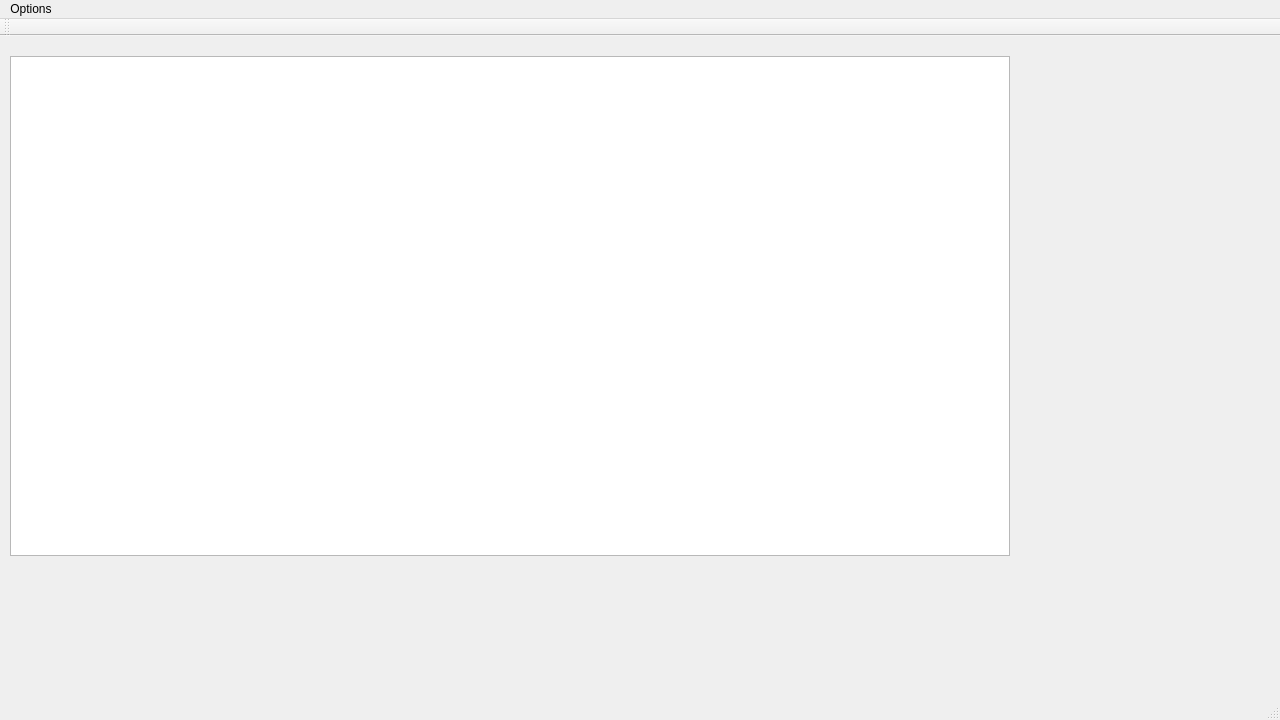
First picture: the form in ChatProgramSolution/ChatProgramProject/ChatProgramProject.ui, repository BobbyDMullinsIII/OS-MainlineProject2, before the edit.
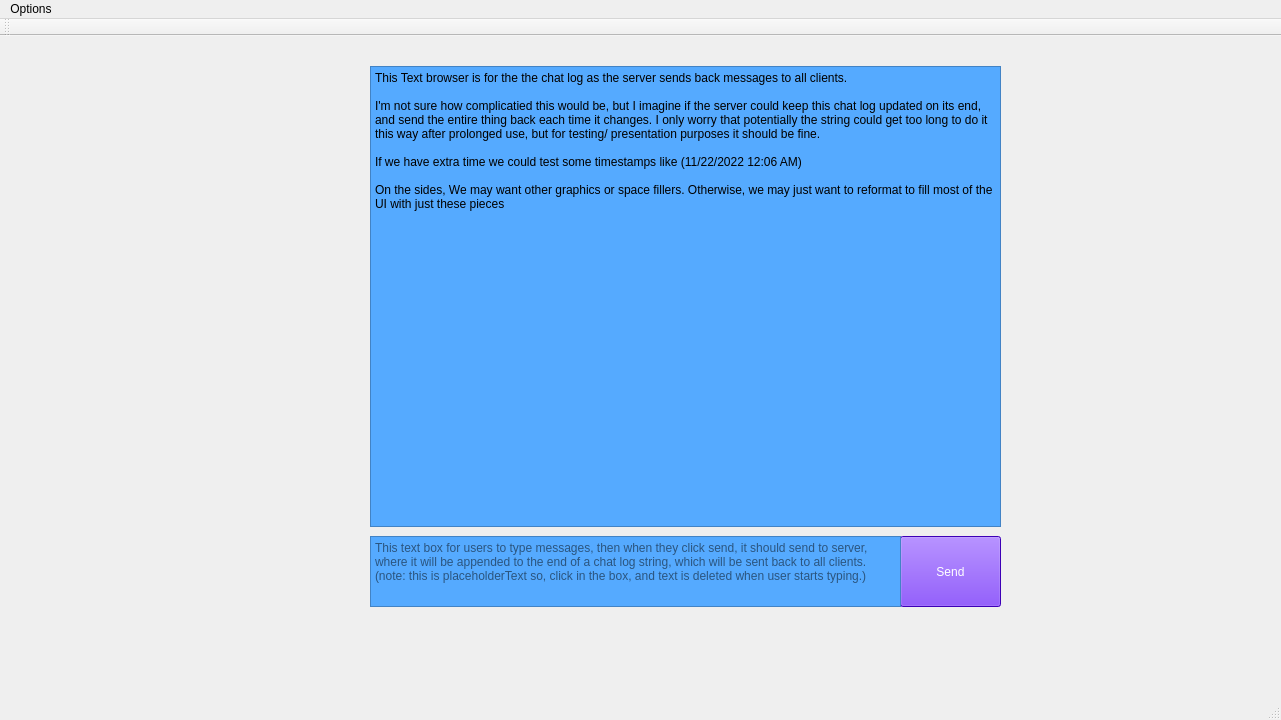
Second picture: the form after the edit.

The edit to the form file:
```diff
--- a/ChatProgramSolution/ChatProgramProject/ChatProgramProject.ui
+++ b/ChatProgramSolution/ChatProgramProject/ChatProgramProject.ui
@@ -6,25 +6,112 @@
    <rect>
     <x>0</x>
     <y>0</y>
-    <width>1280</width>
+    <width>1281</width>
     <height>720</height>
    </rect>
   </property>
   <property name="windowTitle">
    <string>ChatProgramProject</string>
   </property>
+  <property name="autoFillBackground">
+   <bool>true</bool>
+  </property>
   <property name="tabShape">
    <enum>QTabWidget::Rounded</enum>
   </property>
   <widget class="QWidget" name="centralWidget">
-   <widget class="QListWidget" name="chatDisplay">
+   <widget class="QWidget" name="horizontalLayoutWidget">
     <property name="geometry">
      <rect>
-      <x>10</x>
-      <y>20</y>
-      <width>1000</width>
-      <height>500</height>
+      <x>440</x>
+      <y>160</y>
+      <width>160</width>
+      <height>80</height>
      </rect>
+    </property>
+    <layout class="QHBoxLayout" name="horizontalLayout"/>
+   </widget>
+   <widget class="QPushButton" name="pushButton">
+    <property name="geometry">
+     <rect>
+      <x>900</x>
+      <y>500</y>
+      <width>101</width>
+      <height>71</height>
+     </rect>
+    </property>
+    <property name="styleSheet">
+     <string notr="true">background-color: rgb(85, 0, 255);
+color: qlineargradient(spread:pad, x1:0, y1:0, x2:1, y2:1, stop:0 rgba(255, 255, 255, 255), stop:1 rgba(255, 255, 255, 255));
+</string>
+    </property>
+    <property name="text">
+     <string>Send</string>
+    </property>
+   </widget>
+   <widget class="QTextEdit" name="textEdit">
+    <property name="geometry">
+     <rect>
+      <x>370</x>
+      <y>500</y>
+      <width>531</width>
+      <height>71</height>
+     </rect>
+    </property>
+    <property name="focusPolicy">
+     <enum>Qt::ClickFocus</enum>
+    </property>
+    <property name="autoFillBackground">
+     <bool>false</bool>
+    </property>
+    <property name="styleSheet">
+     <string notr="true">background-color: rgb(85, 170, 255);
+</string>
+    </property>
+    <property name="html">
+     <string>&lt;!DOCTYPE HTML PUBLIC &quot;-//W3C//DTD HTML 4.0//EN&quot; &quot;http://www.w3.org/TR/REC-html40/strict.dtd&quot;&gt;
+&lt;html&gt;&lt;head&gt;&lt;meta name=&quot;qrichtext&quot; content=&quot;1&quot; /&gt;&lt;meta charset=&quot;utf-8&quot; /&gt;&lt;style type=&quot;text/css&quot;&gt;
+p, li { white-space: pre-wrap; }
+hr { height: 1px; border-width: 0; }
+li.unchecked::marker { content: &quot;\2610&quot;; }
+li.checked::marker { content: &quot;\2612&quot;; }
+&lt;/style&gt;&lt;/head&gt;&lt;body style=&quot; font-family:'Segoe UI'; font-size:9pt; font-weight:400; font-style:normal;&quot;&gt;
+&lt;p style=&quot;-qt-paragraph-type:empty; margin-top:0px; margin-bottom:0px; margin-left:0px; margin-right:0px; -qt-block-indent:0; text-indent:0px;&quot;&gt;&lt;br /&gt;&lt;/p&gt;&lt;/body&gt;&lt;/html&gt;</string>
+    </property>
+    <property name="overwriteMode">
+     <bool>true</bool>
+    </property>
+    <property name="placeholderText">
+     <string>This text box for users to type messages, then when they click send, it should send to server, where it will be appended to the end of a chat log string, which will be sent back to all clients. (note: this is placeholderText so, click in the box, and text is deleted when user starts typing.)</string>
+    </property>
+   </widget>
+   <widget class="QTextBrowser" name="textBrowser">
+    <property name="geometry">
+     <rect>
+      <x>370</x>
+      <y>30</y>
+      <width>631</width>
+      <height>461</height>
+     </rect>
+    </property>
+    <property name="styleSheet">
+     <string notr="true">background-color: rgb(85, 170, 255);</string>
+    </property>
+    <property name="html">
+     <string>&lt;!DOCTYPE HTML PUBLIC &quot;-//W3C//DTD HTML 4.0//EN&quot; &quot;http://www.w3.org/TR/REC-html40/strict.dtd&quot;&gt;
+&lt;html&gt;&lt;head&gt;&lt;meta name=&quot;qrichtext&quot; content=&quot;1&quot; /&gt;&lt;meta charset=&quot;utf-8&quot; /&gt;&lt;style type=&quot;text/css&quot;&gt;
+p, li { white-space: pre-wrap; }
+hr { height: 1px; border-width: 0; }
+li.unchecked::marker { content: &quot;\2610&quot;; }
+li.checked::marker { content: &quot;\2612&quot;; }
+&lt;/style&gt;&lt;/head&gt;&lt;body style=&quot; font-family:'Segoe UI'; font-size:9pt; font-weight:400; font-style:normal;&quot;&gt;
+&lt;p style=&quot; margin-top:0px; margin-bottom:0px; margin-left:0px; margin-right:0px; -qt-block-indent:0; text-indent:0px;&quot;&gt;This Text browser is for the the chat log as the server sends back messages to all clients.&lt;/p&gt;
+&lt;p style=&quot;-qt-paragraph-type:empty; margin-top:0px; margin-bottom:0px; margin-left:0px; margin-right:0px; -qt-block-indent:0; text-indent:0px;&quot;&gt;&lt;br /&gt;&lt;/p&gt;
+&lt;p style=&quot; margin-top:0px; margin-bottom:0px; margin-left:0px; margin-right:0px; -qt-block-indent:0; text-indent:0px;&quot;&gt;I'm not sure how complicatied this would be, but I imagine if the server could keep this chat log updated on its end, and send the entire thing back each time it changes. I only worry that potentially the string could get too long to do it this way after prolonged use, but for testing/ presentation purposes it should be fine. &lt;/p&gt;
+&lt;p style=&quot;-qt-paragraph-type:empty; margin-top:0px; margin-bottom:0px; margin-left:0px; margin-right:0px; -qt-block-indent:0; text-indent:0px;&quot;&gt;&lt;br /&gt;&lt;/p&gt;
+&lt;p style=&quot; margin-top:0px; margin-bottom:0px; margin-left:0px; margin-right:0px; -qt-block-indent:0; text-indent:0px;&quot;&gt;If we have extra time we could test some timestamps like (11/22/2022 12:06 AM)&lt;/p&gt;
+&lt;p style=&quot;-qt-paragraph-type:empty; margin-top:0px; margin-bottom:0px; margin-left:0px; margin-right:0px; -qt-block-indent:0; text-indent:0px;&quot;&gt;&lt;br /&gt;&lt;/p&gt;
+&lt;p style=&quot; margin-top:0px; margin-bottom:0px; margin-left:0px; margin-right:0px; -qt-block-indent:0; text-indent:0px;&quot;&gt;On the sides, We may want other graphics or space fillers. Otherwise, we may just want to reformat to fill most of the UI with just these pieces&lt;/p&gt;&lt;/body&gt;&lt;/html&gt;</string>
     </property>
    </widget>
   </widget>
@@ -33,7 +120,7 @@
     <rect>
      <x>0</x>
      <y>0</y>
-     <width>1280</width>
+     <width>1281</width>
      <height>22</height>
     </rect>
    </property>
```
